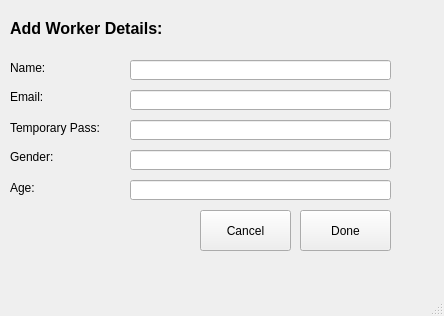
Old version of the form Screens/AddWorker.ui in the repository msaadg/NGOConnect.
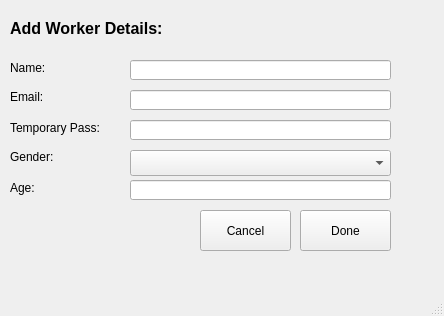
New version of the form.

Patch:
```diff
--- a/Screens/AddWorker.ui
+++ b/Screens/AddWorker.ui
@@ -129,16 +129,6 @@
      </rect>
     </property>
    </widget>
-   <widget class="QLineEdit" name="workerGender">
-    <property name="geometry">
-     <rect>
-      <x>130</x>
-      <y>150</y>
-      <width>261</width>
-      <height>20</height>
-     </rect>
-    </property>
-   </widget>
    <widget class="QLineEdit" name="workerAge">
     <property name="geometry">
      <rect>
@@ -175,6 +165,31 @@
      <string>Cancel</string>
     </property>
    </widget>
+   <widget class="QComboBox" name="workerGender">
+    <property name="geometry">
+     <rect>
+      <x>130</x>
+      <y>150</y>
+      <width>261</width>
+      <height>26</height>
+     </rect>
+    </property>
+    <item>
+     <property name="text">
+      <string/>
+     </property>
+    </item>
+    <item>
+     <property name="text">
+      <string>Male</string>
+     </property>
+    </item>
+    <item>
+     <property name="text">
+      <string>Female</string>
+     </property>
+    </item>
+   </widget>
   </widget>
   <widget class="QMenuBar" name="menubar">
    <property name="geometry">
```
